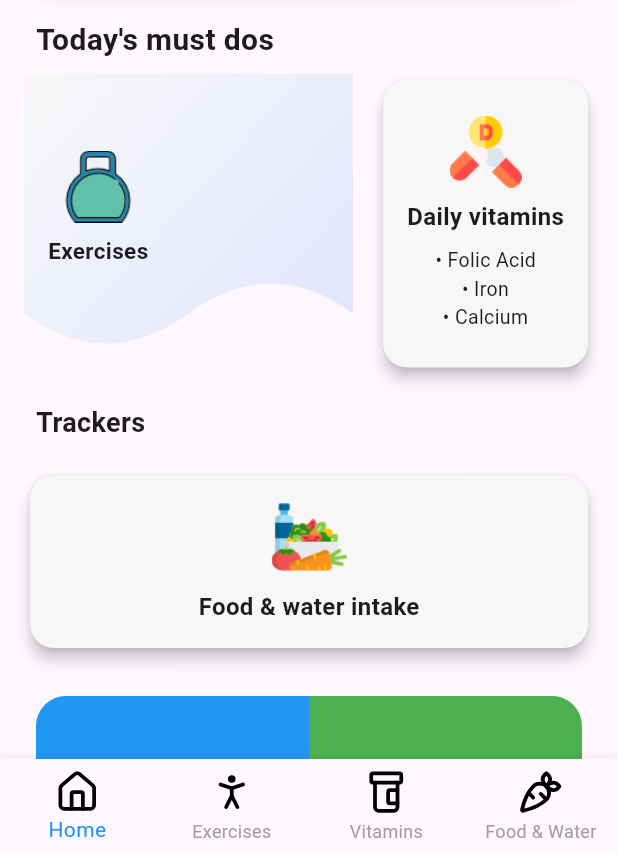
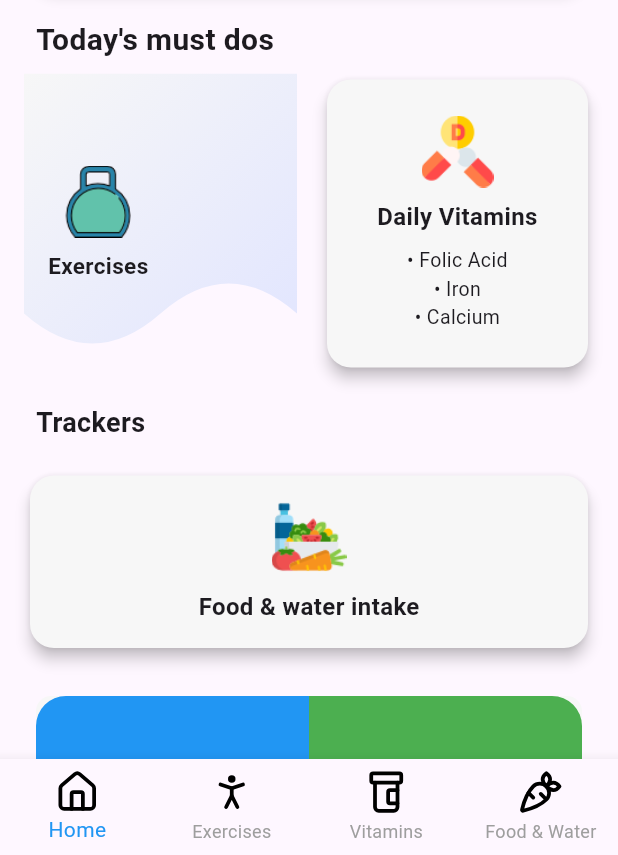
Before and after one commit to zdravkostanin1/hackathon-unibit-2024, a Flutter app: the NavBar screen opened directly with empty values, after a tap on the "drag handle" icon, on a phone screen of 412 x 824 dp, the part 381-1236 px from its top. Run offline on Flutter 3.47's test engine with Material 3 defaults, Android fonts, the phone set to English and light mode, and no system bars; our stand-ins replace flutter_lucide, introduction_screen, page_transition; network calls fail.

Commit message:
final commit

```diff
--- a/lib/src/pages/exercises/view/exercises_page.dart
+++ b/lib/src/pages/exercises/view/exercises_page.dart
@@ -1,14 +1,17 @@
 import 'package:flutter/material.dart';
 import 'package:hackathon_unibit_2024/src/pages/exercise_details/view/exercise_details_page.dart';
+import 'package:hackathon_unibit_2024/src/pages/exercises/widgets/rounded_container_widget.dart';
 
 class ExercisesPage extends StatelessWidget {
   const ExercisesPage({super.key});
+
 
   @override
   Widget build(BuildContext context) {
     return Scaffold(
       appBar: AppBar(),
-      body: Padding(
+      body: SingleChildScrollView(
+        child: Padding(
           padding: const EdgeInsets.all(28.0),
           child: Column(
             mainAxisAlignment: MainAxisAlignment.start,
@@ -65,7 +68,7 @@ class ExercisesPage extends StatelessWidget {
                   subtitle: '5 minutes',
                 ),
               ),
-            SizedBox(height: 20),
+              const SizedBox(height: 20),
               InkWell(
                 onTap: () {
                   Navigator.push(
@@ -115,80 +118,6 @@ class ExercisesPage extends StatelessWidget {
             ],
           ),
         ),
-    );
-  }
-}
-
-class RoundedContainerWidget extends StatelessWidget {
-  final String imageUrl;
-  final String title;
-  final String subtitle;
-
-  const RoundedContainerWidget({
-    super.key,
-    required this.imageUrl,
-    required this.title,
-    required this.subtitle,
-  });
-
-  @override
-  Widget build(BuildContext context) {
-    return Container(
-      padding: const EdgeInsets.all(15.0), // Increased padding
-      decoration: BoxDecoration(
-        color: Colors.white,
-        borderRadius: BorderRadius.circular(20.0), // Slightly larger radius
-        boxShadow: [
-          BoxShadow(
-            color: Colors.grey.withOpacity(0.4),
-            blurRadius: 10,
-            offset: const Offset(0, 5),
-          ),
-        ],
-      ),
-      child: SizedBox(
-        width: 500,
-        child: Row(
-          children: [
-            // Larger Image on the left
-            ClipRRect(
-              borderRadius: BorderRadius.circular(20.0),
-              // Larger border radius for the image
-              child: Image.network(
-                imageUrl,
-                width: 100.0, // Increased width
-                height: 100.0, // Increased height
-                fit: BoxFit.cover,
-              ),
-            ),
-            const SizedBox(width: 20.0), // Larger space between image and text
-            // Text on the right
-            Expanded(
-              child: Column(
-                crossAxisAlignment: CrossAxisAlignment.start,
-                children: [
-                  Text(
-                    title,
-                    style: const TextStyle(
-                      fontSize: 22.0, // Larger font size
-                      fontWeight: FontWeight.bold,
-                    ),
-                  ),
-                  const SizedBox(height: 8.0),
-                  // Increased spacing between title and subtitle
-                  Text(
-                    subtitle,
-                    style: const TextStyle(
-                      fontSize: 16.0, // Slightly larger subtitle font size
-                      color: Colors.grey,
-                    ),
-                    textAlign: TextAlign.start,
-                  ),
-                ],
-              ),
-            ),
-          ],
-        ),
       ),
     );
   }
--- /dev/null
+++ b/lib/src/pages/exercises/widgets/rounded_container_widget.dart
@@ -0,0 +1,72 @@
+import 'package:flutter/material.dart';
+
+class RoundedContainerWidget extends StatelessWidget {
+  final String imageUrl;
+  final String title;
+  final String subtitle;
+
+  const RoundedContainerWidget({
+    super.key,
+    required this.imageUrl,
+    required this.title,
+    required this.subtitle,
+  });
+
+  @override
+  Widget build(BuildContext context) {
+    return Container(
+      padding: const EdgeInsets.all(15.0),
+      decoration: BoxDecoration(
+        color: Colors.white,
+        borderRadius: BorderRadius.circular(20.0),
+        boxShadow: [
+          BoxShadow(
+            color: Colors.grey.withOpacity(0.4),
+            blurRadius: 10,
+            offset: const Offset(0, 5),
+          ),
+        ],
+      ),
+      child: SizedBox(
+        width: 500,
+        child: Row(
+          children: [
+            ClipRRect(
+              borderRadius: BorderRadius.circular(20.0),
+              child: Image.network(
+                imageUrl,
+                width: 100.0,
+                height: 100.0,
+                fit: BoxFit.cover,
+              ),
+            ),
+            const SizedBox(width: 20.0),
+            Expanded(
+              child: Column(
+                crossAxisAlignment: CrossAxisAlignment.start,
+                children: [
+                  Text(
+                    title,
+                    style: const TextStyle(
+                      fontSize: 22.0,
+                      fontWeight: FontWeight.bold,
+                    ),
+                  ),
+                  const SizedBox(height: 8.0),
+                  Text(
+                    subtitle,
+                    style: const TextStyle(
+                      fontSize: 16.0,
+                      color: Colors.grey,
+                    ),
+                    textAlign: TextAlign.start,
+                  ),
+                ],
+              ),
+            ),
+          ],
+        ),
+      ),
+    );
+  }
+}
--- a/lib/src/pages/home/view/home_page.dart
+++ b/lib/src/pages/home/view/home_page.dart
@@ -43,9 +43,7 @@ class _HomePageState extends State<HomePage> {
                     const SizedBox(width: 10),
                     CircularIconButton(
                       icon: Icons.drag_handle,
-                      onPressed: () {
-                        print("Icon button pressed");
-                      },
+                      onPressed: () {},
                     ),
                   ],
                 ),
@@ -110,15 +108,17 @@ class _HomePageState extends State<HomePage> {
                 const SizedBox(height: 20),
                 const Padding(
                   padding: EdgeInsets.only(left: 8.0, bottom: 8.0),
-                  child: Text('Today\'s must dos',
-                      style:
-                          TextStyle(fontSize: 20, fontWeight: FontWeight.bold)),
+                  child: Text(
+                    'Today\'s must dos',
+                    style: TextStyle(
+                      fontSize: 20,
+                      fontWeight: FontWeight.bold,
+                    ),
+                  ),
                 ),
                 Row(
-                  mainAxisAlignment: MainAxisAlignment.spaceBetween,
                   children: [
-                    widget.isInPregnancy
-                        ? Expanded(
+                    Expanded(
                       child: SizedBox(
                         height: 200,
                         child: InkWell(
@@ -127,7 +127,9 @@ class _HomePageState extends State<HomePage> {
                               context,
                               PageTransition(
                                 type: PageTransitionType.rightToLeft,
-                                      child: const MeditationPage(),
+                                child: widget.isInPregnancy
+                                    ? const MeditationPage()
+                                    : const ExercisesPage(),
                                 duration: const Duration(milliseconds: 300),
                               ),
                             );
@@ -141,7 +143,7 @@ class _HomePageState extends State<HomePage> {
                                     gradient: LinearGradient(
                                       colors: [
                                         Color(0xffF7F7F7),
-                                              Color(0xffE0E4FF)
+                                        Color(0xffE0E4FF),
                                       ],
                                       begin: Alignment.topLeft,
                                       end: Alignment.bottomRight,
@@ -152,86 +154,22 @@ class _HomePageState extends State<HomePage> {
                               Padding(
                                 padding: const EdgeInsets.all(16.0),
                                 child: Column(
-                                        mainAxisAlignment:
-                                            MainAxisAlignment.center,
+                                  mainAxisAlignment: MainAxisAlignment.center,
                                   children: [
                                     SizedBox(
                                       height: 48,
-                                              child: Image.asset(
-                                                  'assets/images/gym.png')),
+                                      child: Image.asset(widget.isInPregnancy
+                                          ? 'assets/images/gym.png'
+                                          : 'assets/images/dumbbell.png'),
+                                    ),
                                     const SizedBox(height: 8),
-                                          const Padding(
-                                            padding:
-                                                EdgeInsets.only(bottom: 20.0),
-                                            child: Text(
-                                              "Daily Meditation",
-                                              style: TextStyle(
+                                    Text(
+                                      widget.isInPregnancy
+                                          ? "Daily Meditation"
+                                          : "Exercises",
+                                      style: const TextStyle(
                                         fontSize: 15,
                                         fontWeight: FontWeight.bold,
-                                              ),
-                                            ),
-                                          ),
-                                        ],
-                                      ),
-                                    ),
-                                  ],
-                                ),
-                              ),
-                            ),
-                          )
-                        : Expanded(
-                            child: SizedBox(
-                              height: 200,
-                              child: InkWell(
-                                onTap: () {
-                                  Navigator.push(
-                                    context,
-                                    PageTransition(
-                                      type: PageTransitionType.rightToLeft,
-                                      child: const ExercisesPage(),
-                                      duration:
-                                          const Duration(milliseconds: 300),
-                                    ),
-                                  );
-                                },
-                                child: Stack(
-                                  children: [
-                                    ClipPath(
-                                      clipper: WaveClipper(),
-                                      child: Container(
-                                        decoration: const BoxDecoration(
-                                          gradient: LinearGradient(
-                                            colors: [
-                                              Color(0xffF7F7F7),
-                                              Color(0xffE0E4FF)
-                                            ],
-                                            begin: Alignment.topLeft,
-                                            end: Alignment.bottomRight,
-                                          ),
-                                        ),
-                                      ),
-                                    ),
-                                    Padding(
-                                      padding: const EdgeInsets.all(16.0),
-                                      child: Column(
-                                        mainAxisAlignment:
-                                            MainAxisAlignment.center,
-                                        children: [
-                                          SizedBox(
-                                            height: 48,
-                                            child: Image.asset(
-                                                'assets/images/dumbbell.png'),
-                                          ),
-                                          const SizedBox(height: 8),
-                                          const Padding(
-                                            padding:
-                                                EdgeInsets.only(bottom: 20.0),
-                                            child: Text(
-                                              "Exercises",
-                                              style: TextStyle(
-                                                fontSize: 15,
-                                                fontWeight: FontWeight.bold,
-                                              ),
                                       ),
                                     ),
                                   ],
@@ -243,7 +181,8 @@ class _HomePageState extends State<HomePage> {
                       ),
                     ),
                     const SizedBox(width: 16),
-                    GestureDetector(
+                    Expanded(
+                      child: GestureDetector(
                         onTap: () {
                           Navigator.push(
                             context,
@@ -254,7 +193,6 @@ class _HomePageState extends State<HomePage> {
                             ),
                           );
                         },
-                      child: Expanded(
                         child: SizedBox(
                           height: 200,
                           child: Card(
@@ -264,25 +202,26 @@ class _HomePageState extends State<HomePage> {
                               borderRadius: BorderRadius.circular(16),
                             ),
                             child: Padding(
-                              padding: EdgeInsets.all(16.0),
+                              padding: const EdgeInsets.all(16.0),
                               child: Column(
                                 mainAxisAlignment: MainAxisAlignment.center,
                                 children: [
                                   SizedBox(
                                     height: 48,
                                     child: Image.asset(
-                                          'assets/images/vitamins.png')),
+                                        'assets/images/vitamins.png'),
+                                  ),
                                   const SizedBox(height: 8),
                                   const Text(
-                                    "Daily vitamins",
+                                    "Daily Vitamins",
                                     style: TextStyle(
                                       fontSize: 16,
                                       fontWeight: FontWeight.bold,
                                     ),
                                     textAlign: TextAlign.center,
                                   ),
-                                  SizedBox(height: 8),
-                                  Text(
+                                  const SizedBox(height: 8),
+                                  const Text(
                                     "• Folic Acid\n• Iron\n• Calcium",
                                     textAlign: TextAlign.center,
                                     style: TextStyle(
@@ -300,7 +239,7 @@ class _HomePageState extends State<HomePage> {
                 ),
                 const SizedBox(height: 20),
                 const Padding(
-                  padding: const EdgeInsets.only(left: 8.0, bottom: 8.0),
+                  padding: EdgeInsets.only(left: 8.0, bottom: 8.0),
                   child: Text(
                     "Trackers",
                     style: TextStyle(
@@ -310,7 +249,6 @@ class _HomePageState extends State<HomePage> {
                   ),
                 ),
                 const SizedBox(height: 10),
-                // Trackers Section
                 GestureDetector(
                   onTap: () {
                     Navigator.push(
@@ -329,7 +267,7 @@ class _HomePageState extends State<HomePage> {
                       borderRadius: BorderRadius.circular(16),
                     ),
                     child: Padding(
-                      padding: EdgeInsets.all(16.0),
+                      padding: const EdgeInsets.all(16.0),
                       child: Column(
                         crossAxisAlignment: CrossAxisAlignment.center,
                         children: [
@@ -341,10 +279,14 @@ class _HomePageState extends State<HomePage> {
                                   child: Image.asset('assets/images/diet.png')),
                             ],
                           ),
-                          SizedBox(height: 10),
-                          Text("Food & water intake",
+                          const SizedBox(height: 10),
+                          const Text(
+                            "Food & water intake",
                             style: TextStyle(
-                                  fontSize: 16, fontWeight: FontWeight.bold)),
+                              fontSize: 16,
+                              fontWeight: FontWeight.bold,
+                            ),
+                          ),
                         ],
                       ),
                     ),
@@ -400,7 +342,7 @@ class _HomePageState extends State<HomePage> {
                                         BoxShadow(
                                           color: Colors.black.withOpacity(0.1),
                                           blurRadius: 8,
-                                          offset: Offset(0, 4),
+                                          offset: const Offset(0, 4),
                                         ),
                                       ],
                                     ),
@@ -498,16 +440,13 @@ class _HomePageState extends State<HomePage> {
                                           height: 40,
                                           decoration: const BoxDecoration(
                                             color: Colors.white,
-                                            // Circle background color
                                             shape: BoxShape.circle,
                                           ),
                                           alignment: Alignment.center,
                                           child: const Text(
                                             '5',
-                                            // Replace '5' with your dynamic days integer
                                             style: TextStyle(
                                               color: Colors.green,
-                                              // Text color matching the container
                                               fontSize: 20,
                                               fontWeight: FontWeight.bold,
                                             ),
@@ -586,7 +525,7 @@ class _NavBarState extends State<NavBar> {
         onPageChanged: _onPageChanged,
         children: [
           HomePage(isInPregnancy: widget.isInPregnancy),
-          const ExercisesPage(),
+          widget.isInPregnancy ? const MeditationPage() : const ExercisesPage(),
           const DailyVitaminsPage(),
           const FoodWaterIntakePage(),
           // const HomePage(isInPregnancy: false),
@@ -610,7 +549,9 @@ class _NavBarState extends State<NavBar> {
           ),
           BottomNavigationBarItem(
             icon: Icon(
-              widget.isInPregnancy ? LucideIcons.target : LucideIcons.person_standing,
+              widget.isInPregnancy
+                  ? LucideIcons.target
+                  : LucideIcons.person_standing,
               size: 30,
               color: Colors.black,
             ),
```
Also changed, not shown: 1 other file. Lines whose indentation alone changed are shown as unchanged.
